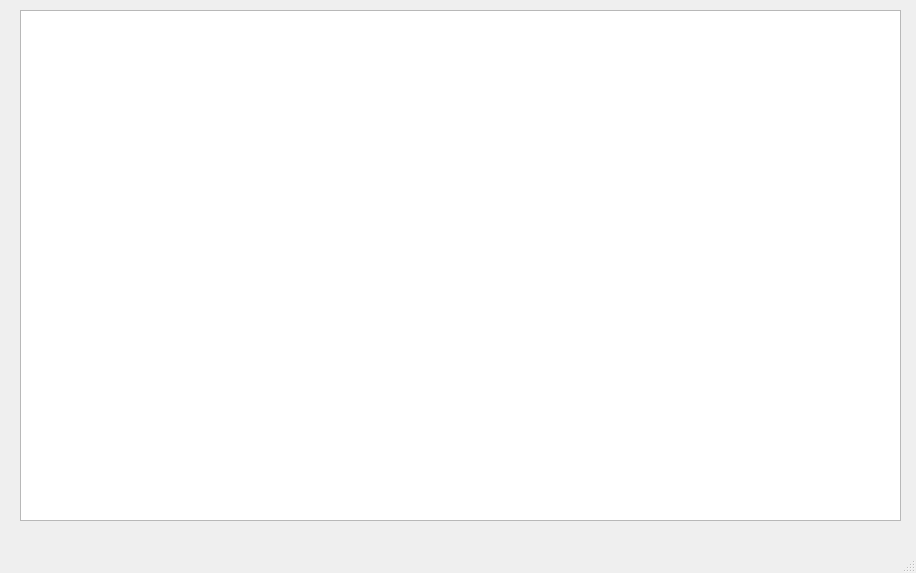
PolkovnikovPavel/coffes, file main.ui: the form before one commit.
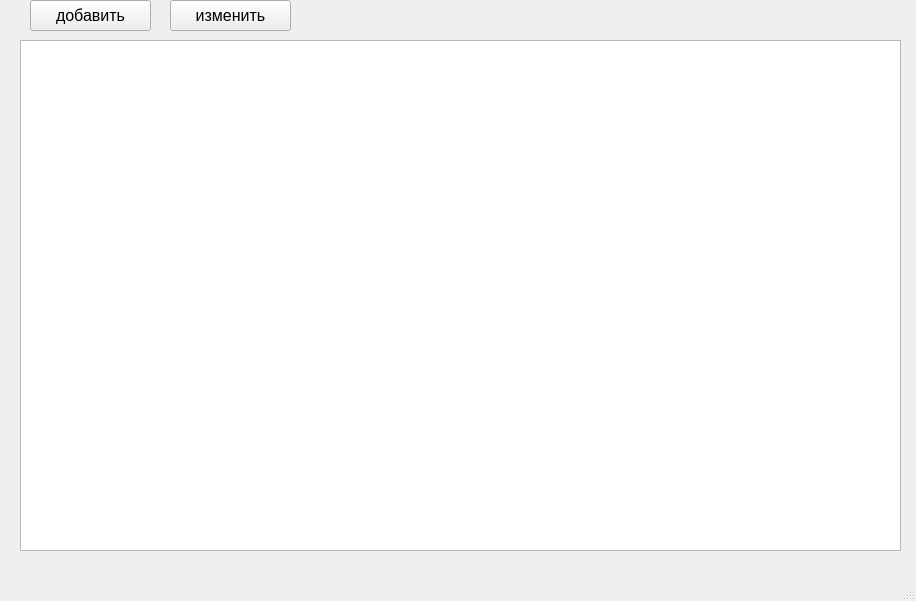
The form after the commit.

What changed in the file:
```diff
--- a/main.ui
+++ b/main.ui
@@ -7,7 +7,7 @@
     <x>0</x>
     <y>0</y>
     <width>916</width>
-    <height>573</height>
+    <height>601</height>
    </rect>
   </property>
   <property name="windowTitle">
@@ -18,7 +18,7 @@
     <property name="geometry">
      <rect>
       <x>20</x>
-      <y>10</y>
+      <y>40</y>
       <width>881</width>
       <height>511</height>
      </rect>
@@ -35,6 +35,42 @@
      <number>0</number>
     </property>
    </widget>
+   <widget class="QPushButton" name="add_button">
+    <property name="geometry">
+     <rect>
+      <x>30</x>
+      <y>0</y>
+      <width>121</width>
+      <height>31</height>
+     </rect>
+    </property>
+    <property name="font">
+     <font>
+      <pointsize>12</pointsize>
+     </font>
+    </property>
+    <property name="text">
+     <string>добавить</string>
+    </property>
+   </widget>
+   <widget class="QPushButton" name="change_button">
+    <property name="geometry">
+     <rect>
+      <x>170</x>
+      <y>0</y>
+      <width>121</width>
+      <height>31</height>
+     </rect>
+    </property>
+    <property name="font">
+     <font>
+      <pointsize>12</pointsize>
+     </font>
+    </property>
+    <property name="text">
+     <string>изменить</string>
+    </property>
+   </widget>
   </widget>
   <widget class="QMenuBar" name="menubar">
    <property name="geometry">
```
